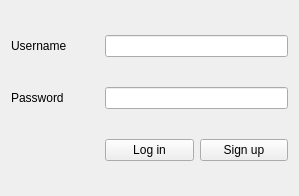
The window that ui/authorization.ui (TarasRudnyk/Students_health_records) describes before a commit, drawn with Qt 5.
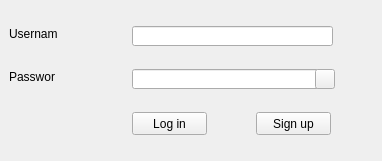
The same window after the commit. Icons and pictures are not drawn.

What changed in the file:
```diff
--- a/ui/authorization.ui
+++ b/ui/authorization.ui
@@ -6,8 +6,8 @@
    <rect>
     <x>0</x>
     <y>0</y>
-    <width>299</width>
-    <height>196</height>
+    <width>382</width>
+    <height>161</height>
    </rect>
   </property>
   <property name="windowTitle">
@@ -16,42 +16,95 @@
   <property name="accessibleName">
    <string/>
   </property>
-  <layout class="QGridLayout" name="gridLayout">
-   <item row="1" column="1" colspan="2">
-    <widget class="QLineEdit" name="lineEdit_2"/>
-   </item>
-   <item row="1" column="0">
+  <widget class="QLabel" name="label">
+   <property name="geometry">
+    <rect>
+     <x>9</x>
+     <y>26</y>
+     <width>48</width>
+     <height>16</height>
+    </rect>
+   </property>
+   <property name="text">
+    <string>Username</string>
+   </property>
+  </widget>
+  <widget class="QLineEdit" name="lineEdit">
+   <property name="geometry">
+    <rect>
+     <x>132</x>
+     <y>26</y>
+     <width>201</width>
+     <height>20</height>
+    </rect>
+   </property>
+  </widget>
     <widget class="QLabel" name="label_2">
+   <property name="geometry">
+    <rect>
+     <x>9</x>
+     <y>69</y>
+     <width>46</width>
+     <height>16</height>
+    </rect>
+   </property>
      <property name="text">
       <string>Password</string>
      </property>
     </widget>
-   </item>
-   <item row="0" column="1" colspan="2">
-    <widget class="QLineEdit" name="lineEdit"/>
-   </item>
-   <item row="2" column="1">
+  <widget class="QLineEdit" name="lineEdit_2">
+   <property name="geometry">
+    <rect>
+     <x>132</x>
+     <y>69</y>
+     <width>201</width>
+     <height>20</height>
+    </rect>
+   </property>
+  </widget>
     <widget class="QPushButton" name="log_in_button">
+   <property name="geometry">
+    <rect>
+     <x>132</x>
+     <y>112</y>
+     <width>75</width>
+     <height>23</height>
+    </rect>
+   </property>
      <property name="text">
       <string>Log in</string>
      </property>
     </widget>
-   </item>
-   <item row="2" column="2">
     <widget class="QPushButton" name="sign_up_button">
+   <property name="geometry">
+    <rect>
+     <x>256</x>
+     <y>112</y>
+     <width>75</width>
+     <height>23</height>
+    </rect>
+   </property>
      <property name="text">
       <string>Sign up</string>
      </property>
     </widget>
-   </item>
-   <item row="0" column="0">
-    <widget class="QLabel" name="label">
+  <widget class="QToolButton" name="show_pass">
+   <property name="geometry">
+    <rect>
+     <x>315</x>
+     <y>69</y>
+     <width>20</width>
+     <height>20</height>
+    </rect>
+   </property>
      <property name="text">
-      <string>Username</string>
-     </property>
-    </widget>
-   </item>
-  </layout>
+    <string/>
+   </property>
+   <property name="icon">
+    <iconset resource="../../MostWanted/khong/khong/eye.qrc">
+     <normaloff>:/icon/eye.png</normaloff>:/icon/eye.png</iconset>
+   </property>
+  </widget>
  </widget>
  <resources/>
  <connections/>
```
Left out of the diff: 8 changed lines with no effect on the pictures. Lines whose indentation alone changed are shown as unchanged.
